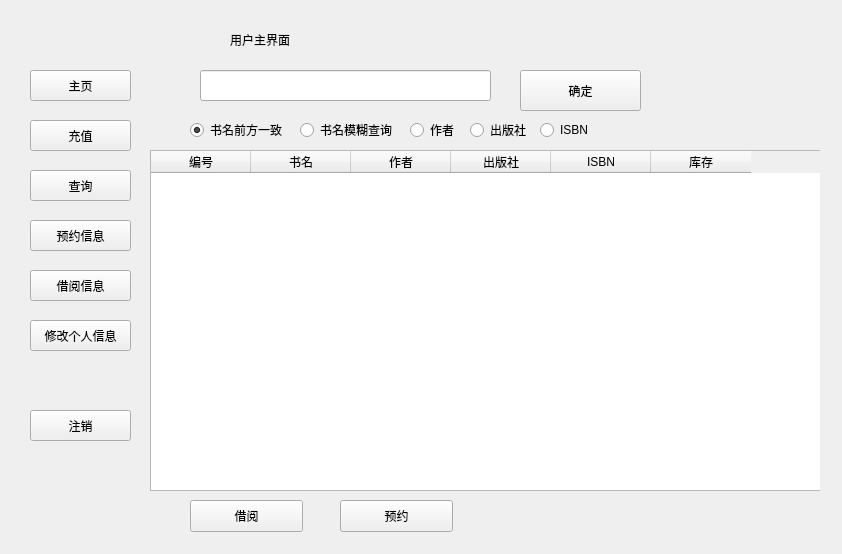
This is librarysystem.ui in sdwangyu/LibraryDesign as Qt 5 draws it before an edit. The edited form follows.
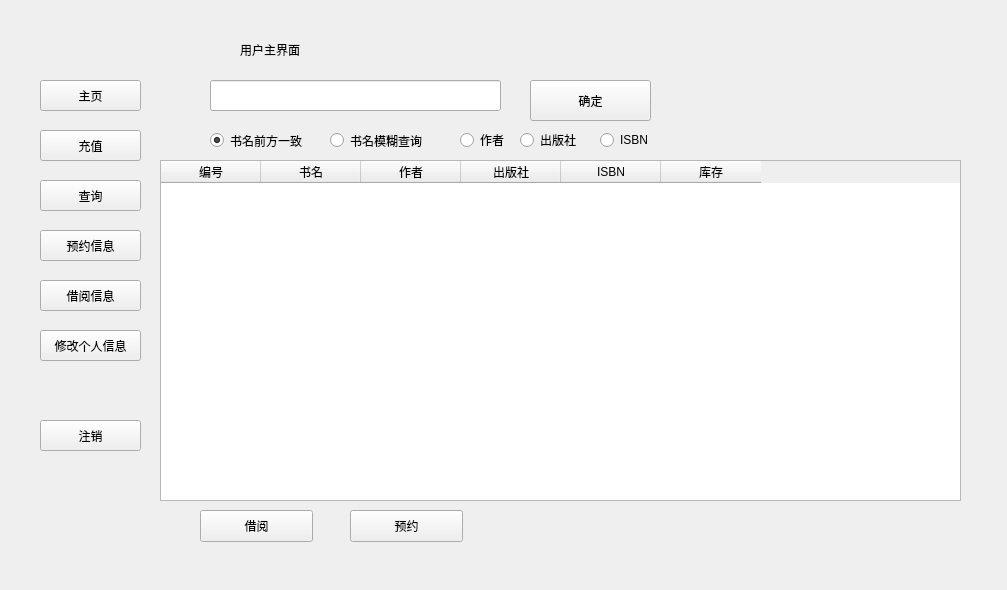
This is the edited form. The open tabs and pages were chosen to show the change.

```diff
--- a/librarysystem.ui
+++ b/librarysystem.ui
@@ -6,8 +6,8 @@
    <rect>
     <x>0</x>
     <y>0</y>
-    <width>842</width>
-    <height>554</height>
+    <width>1007</width>
+    <height>590</height>
    </rect>
   </property>
   <property name="windowTitle">
@@ -16,10 +16,10 @@
   <widget class="QStackedWidget" name="mainwidget">
    <property name="geometry">
     <rect>
-     <x>20</x>
-     <y>10</y>
-     <width>811</width>
-     <height>531</height>
+     <x>30</x>
+     <y>20</y>
+     <width>981</width>
+     <height>581</height>
     </rect>
    </property>
    <property name="currentIndex">
@@ -515,8 +515,8 @@
       <rect>
        <x>130</x>
        <y>50</y>
-       <width>670</width>
-       <height>480</height>
+       <width>801</width>
+       <height>491</height>
       </rect>
      </property>
      <property name="currentIndex">
@@ -787,7 +787,7 @@
         <rect>
          <x>0</x>
          <y>90</y>
-         <width>691</width>
+         <width>801</width>
          <height>341</height>
         </rect>
        </property>
@@ -825,10 +825,10 @@
       <widget class="QRadioButton" name="bookname1">
        <property name="geometry">
         <rect>
-         <x>40</x>
+         <x>50</x>
          <y>60</y>
-         <width>100</width>
-         <height>20</height>
+         <width>131</width>
+         <height>21</height>
         </rect>
        </property>
        <property name="text">
@@ -841,10 +841,10 @@
       <widget class="QRadioButton" name="bookname2">
        <property name="geometry">
         <rect>
-         <x>150</x>
+         <x>170</x>
          <y>60</y>
-         <width>100</width>
-         <height>20</height>
+         <width>131</width>
+         <height>21</height>
         </rect>
        </property>
        <property name="text">
@@ -854,7 +854,7 @@
       <widget class="QRadioButton" name="author">
        <property name="geometry">
         <rect>
-         <x>260</x>
+         <x>300</x>
          <y>60</y>
          <width>100</width>
          <height>20</height>
@@ -867,7 +867,7 @@
       <widget class="QRadioButton" name="publisher">
        <property name="geometry">
         <rect>
-         <x>320</x>
+         <x>360</x>
          <y>60</y>
          <width>100</width>
          <height>20</height>
@@ -906,7 +906,7 @@
       <widget class="QRadioButton" name="ISBN">
        <property name="geometry">
         <rect>
-         <x>390</x>
+         <x>440</x>
          <y>60</y>
          <width>100</width>
          <height>20</height>
```
Left out of the diff: 24 changed lines with no effect on the pictures.
